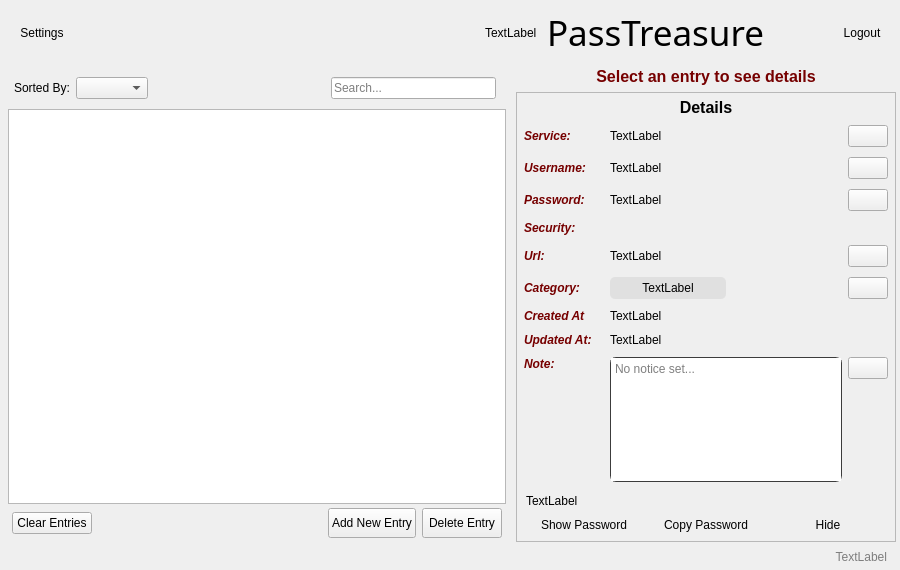
Before: the Qt Designer form src/mainwindow.ui in sera619/PassTreasure, drawn with Qt 5.
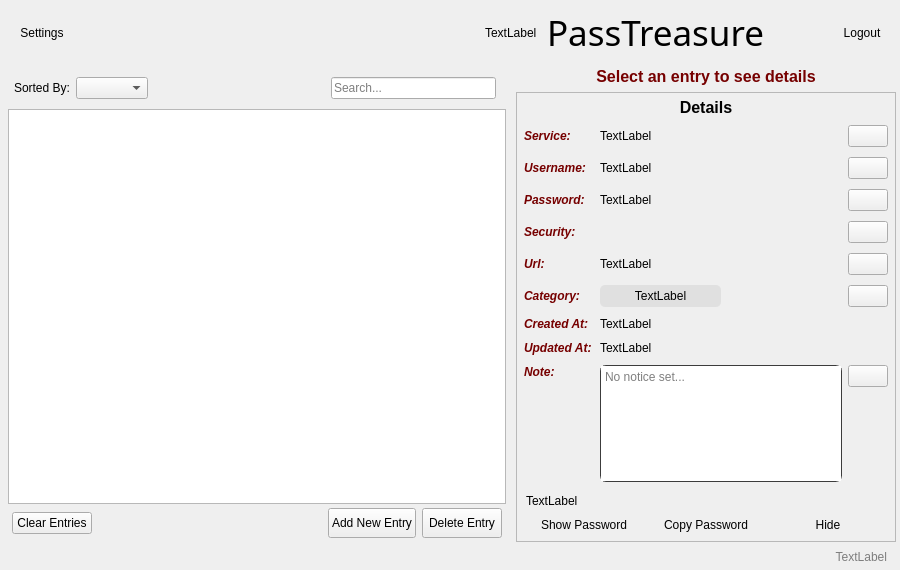
After: the same form once the commit is applied.

What changed in the file:
```diff
--- a/src/mainwindow.ui
+++ b/src/mainwindow.ui
@@ -540,7 +540,7 @@
                   <widget class="QLabel" name="label">
                    <property name="minimumSize">
                     <size>
-                     <width>80</width>
+                     <width>70</width>
                      <height>0</height>
                     </size>
                    </property>
@@ -602,7 +602,7 @@
                   <widget class="QLabel" name="label_4">
                    <property name="minimumSize">
                     <size>
-                     <width>80</width>
+                     <width>70</width>
                      <height>0</height>
                     </size>
                    </property>
@@ -664,7 +664,7 @@
                   <widget class="QLabel" name="label_3">
                    <property name="minimumSize">
                     <size>
-                     <width>80</width>
+                     <width>70</width>
                      <height>0</height>
                     </size>
                    </property>
@@ -709,7 +709,7 @@
               </item>
               <item>
                <widget class="QFrame" name="passSecurityFrame">
-                <layout class="QHBoxLayout" name="passEditLayout_2" stretch="0,2">
+                <layout class="QHBoxLayout" name="passEditLayout_2" stretch="0,1,0">
                  <property name="leftMargin">
                   <number>2</number>
                  </property>
@@ -726,7 +726,7 @@
                   <widget class="QLabel" name="label_9">
                    <property name="minimumSize">
                     <size>
-                     <width>80</width>
+                     <width>70</width>
                      <height>0</height>
                     </size>
                    </property>
@@ -751,8 +751,18 @@
                    <property name="spacing">
                     <number>0</number>
                    </property>
+                   <property name="leftMargin">
+                    <number>0</number>
+                   </property>
                   </layout>
                  </item>
+                 <item>
+                  <widget class="QPushButton" name="btnRestorePW">
+                   <property name="text">
+                    <string/>
+                   </property>
+                  </widget>
+                 </item>
                 </layout>
                </widget>
               </item>
@@ -781,7 +791,7 @@
                   <widget class="QLabel" name="label_7">
                    <property name="minimumSize">
                     <size>
-                     <width>80</width>
+                     <width>70</width>
                      <height>0</height>
                     </size>
                    </property>
@@ -855,7 +865,7 @@
                   <widget class="QLabel" name="label_5">
                    <property name="minimumSize">
                     <size>
-                     <width>80</width>
+                     <width>70</width>
                      <height>0</height>
                     </size>
                    </property>
@@ -948,7 +958,7 @@
                   <widget class="QLabel" name="label_2">
                    <property name="minimumSize">
                     <size>
-                     <width>80</width>
+                     <width>70</width>
                      <height>0</height>
                     </size>
                    </property>
@@ -964,7 +974,7 @@
 }</string>
                    </property>
                    <property name="text">
-                    <string>Created At</string>
+                    <string>Created At:</string>
                    </property>
                   </widget>
                  </item>
@@ -1012,7 +1022,7 @@
                   <widget class="QLabel" name="label_6">
                    <property name="minimumSize">
                     <size>
-                     <width>80</width>
+                     <width>70</width>
                      <height>0</height>
                     </size>
                    </property>
@@ -1076,7 +1086,7 @@
                   <widget class="QLabel" name="label_8">
                    <property name="minimumSize">
                     <size>
-                     <width>80</width>
+                     <width>70</width>
                      <height>0</height>
                     </size>
                    </property>
@@ -1102,7 +1112,7 @@
                     <bool>true</bool>
                    </property>
                    <property name="sizePolicy">
-                    <sizepolicy hsizetype="Expanding" vsizetype="Preferred">
+                    <sizepolicy hsizetype="Preferred" vsizetype="Maximum">
                      <horstretch>0</horstretch>
                      <verstretch>0</verstretch>
                     </sizepolicy>
```
Left out of the diff: 5 changed lines with no effect on the pictures.
